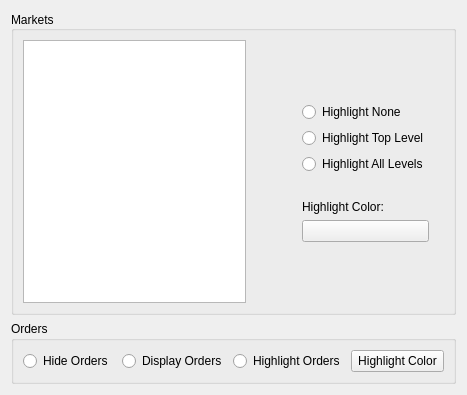
Old version of the form Applications/Lollipop/Source/BookView/BookViewHighlightPropertiesWidget.ui in the repository spiretrading/nexus.
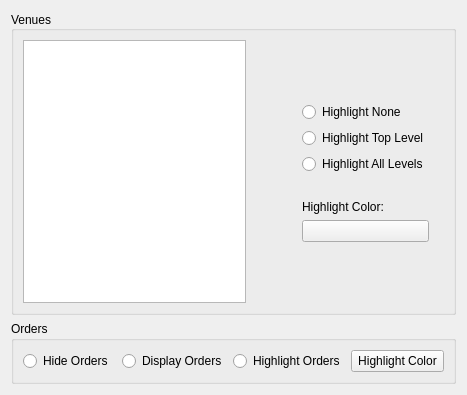
New version of the form.

What changed in the file:
```diff
--- a/Applications/Lollipop/Source/BookView/BookViewHighlightPropertiesWidget.ui
+++ b/Applications/Lollipop/Source/BookView/BookViewHighlightPropertiesWidget.ui
@@ -23,7 +23,7 @@
       </sizepolicy>
      </property>
      <property name="title">
-      <string>Markets</string>
+      <string>Venues</string>
      </property>
      <property name="alignment">
       <set>Qt::AlignLeading|Qt::AlignLeft|Qt::AlignVCenter</set>
```
Left out of the diff: 6 changed lines with no effect on the pictures.
